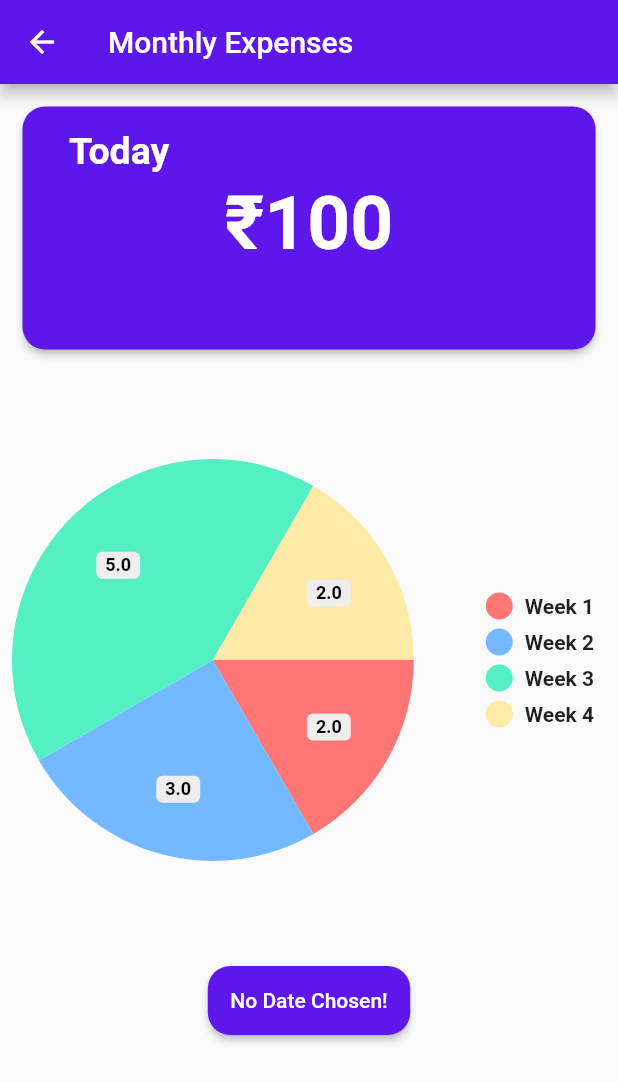
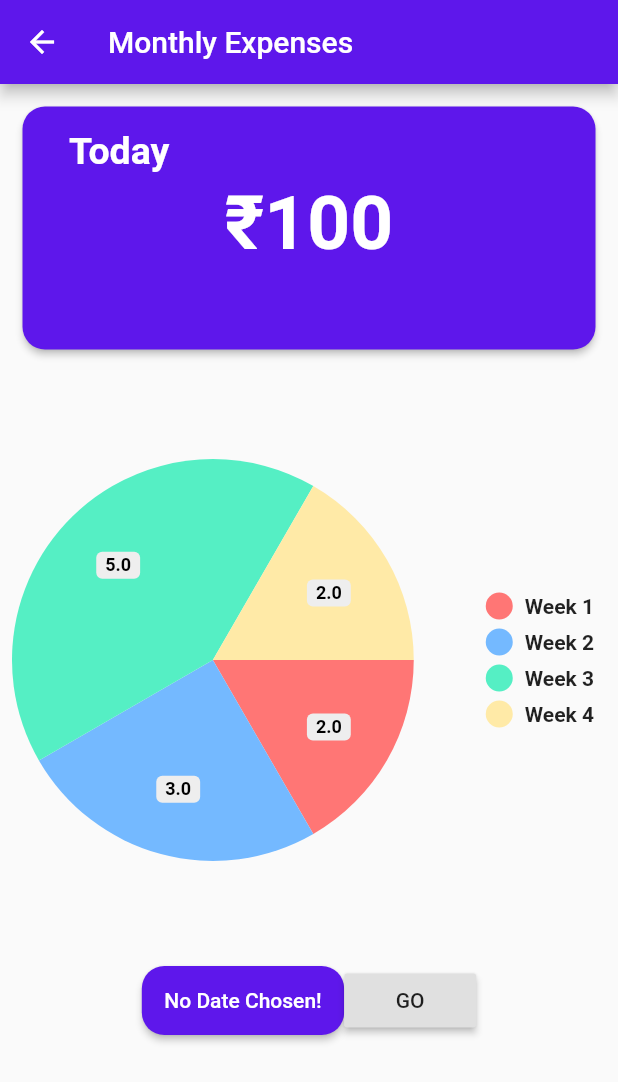
Before and after one commit to naveen-gthb/smxpense2, a Flutter app: the Monthly screen opened directly, on a phone screen of 412 x 824 dp. Shown: the top 1082 px of the screen. Run offline on Flutter 3.47's test engine with Material 2 defaults, Android fonts, the phone set to English and light mode, and no system bars; drawn by our look-alikes of pie_chart; our stand-ins replace percent_indicator.

Commit message:
Changed Something

```diff
--- a/lib/pages/monthly.dart
+++ b/lib/pages/monthly.dart
@@ -115,7 +115,9 @@ class _MonthlyState extends State<Monthly> {
                 mainAxisAlignment: MainAxisAlignment.center,
                 children: <Widget>[
                   Container(
-                    child: RaisedButton(
+                    child: Row(
+                      children: [
+                        RaisedButton(
                           shape: RoundedRectangleBorder(
                             borderRadius: BorderRadius.circular(15.0),
                           ),
@@ -129,6 +131,14 @@ class _MonthlyState extends State<Monthly> {
                           ),
                           onPressed: _presentDatePicker,
                         ),
+                        RaisedButton(
+                          onPressed: () {
+                            print("Go");
+                          },
+                          child: Text("GO"),
+                        )
+                      ],
+                    ),
                   ),
                 ],
               ),
```
Lines whose indentation alone changed are shown as unchanged.
